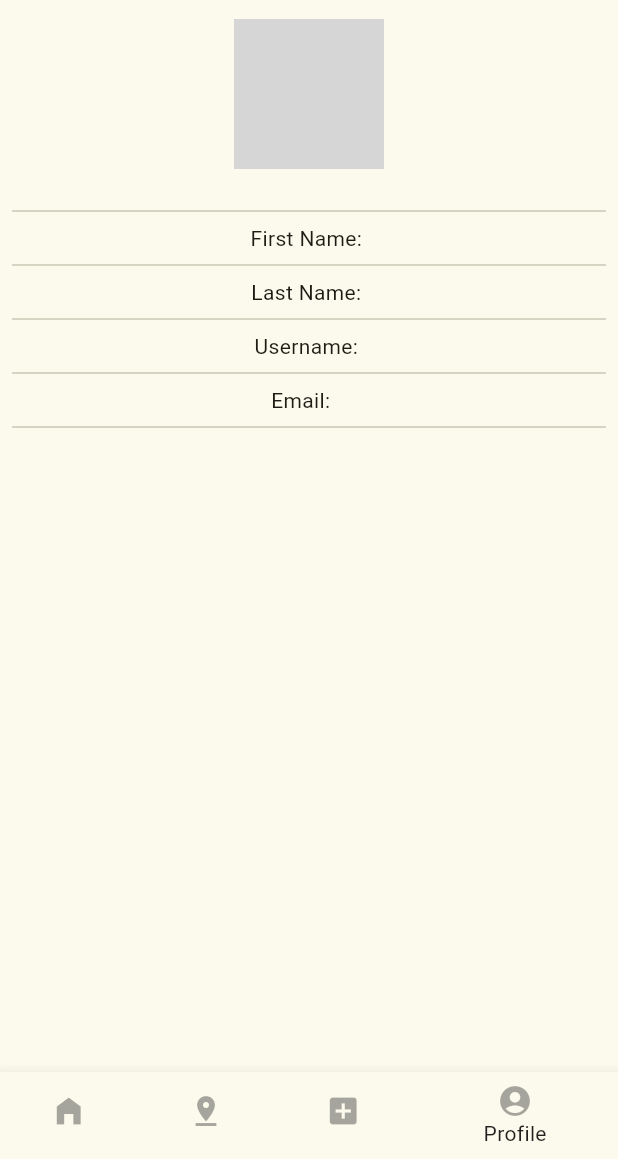
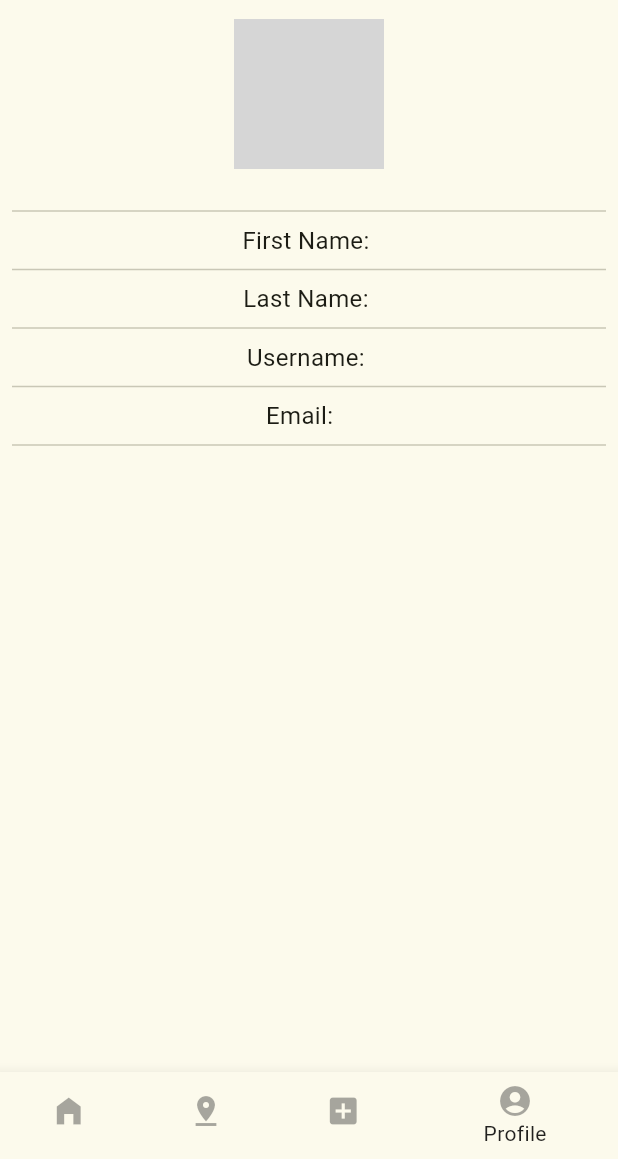
Before and after one commit to gagenotar/COP4331-BigProject-App, a Flutter app: the HomeScreen screen opened directly with empty values, item 4 of the bottom bar chosen, on a phone screen of 412 x 824 dp, the part 77-1236 px from its top. Run offline on Flutter 3.47's test engine with Material 3 defaults, Android fonts, the phone set to English and light mode, and no system bars; our stand-ins replace google_fonts; missing offline and left inert: bson; grey boxes are pictures that could not be loaded.

Commit message:
Update settings_page.dart
Email address is now visible in profile page

```diff
--- a/lib/pages/settings_page.dart
+++ b/lib/pages/settings_page.dart
@@ -3,12 +3,14 @@ import 'package:journey_journal_app/components/post.dart';
 import 'package:journey_journal_app/pages/home_page.dart';
 
 class SettingsPage extends StatelessWidget {
+  final String email;
   final Map<String, dynamic> credentials;
   final String defaultProfileImage = 'assets/images/profile-pic.png'; // Path to default profile image
 
   const SettingsPage({
     Key? key,
     required this.credentials,
+    required this.email,
   }) : super(key: key);
 
   @override
@@ -34,13 +36,13 @@ class SettingsPage extends StatelessWidget {
             ),
             SizedBox(height: 20), // Optional spacing after the image
             Divider(),
-            Text('First Name: ${credentials['firstName']}'),
+            Text('First Name: ${credentials['firstName']}', style: TextStyle(fontSize: 16.0)),
             Divider(),
-            Text('Last Name: ${credentials['lastName']}'),
+            Text('Last Name: ${credentials['lastName']}', style: TextStyle(fontSize: 16.0)),
             Divider(),
-            Text('Username: ${credentials['login']}'),
+            Text('Username: ${credentials['login']}', style: TextStyle(fontSize: 16.0)),
             Divider(),
-            Text('Email:  ${credentials['email']} '),
+            Text('Email:  $email ', style: TextStyle(fontSize: 16.0)),
             Divider(),
             // Additional Text widgets as needed
           ],
```
